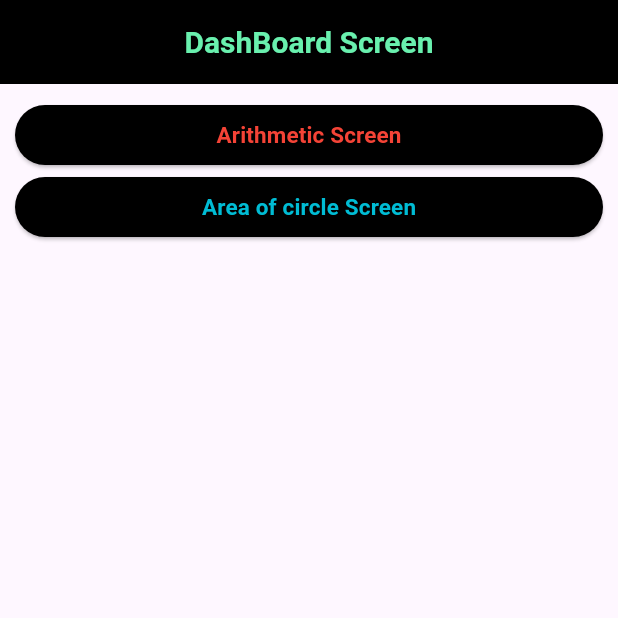
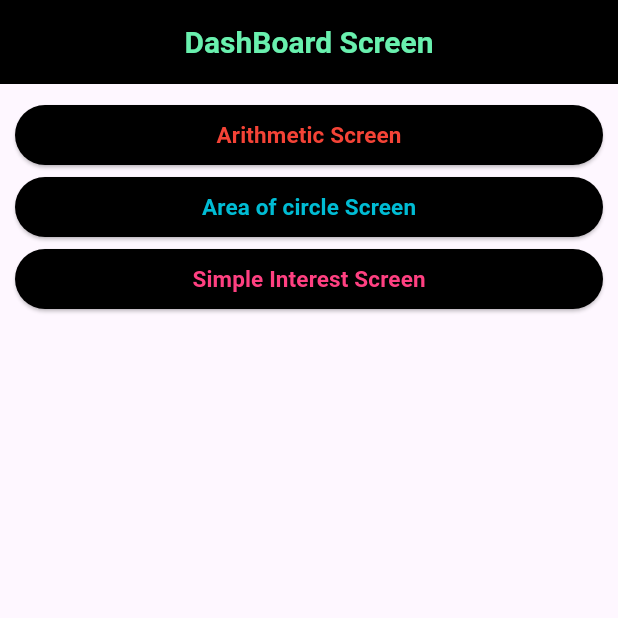
Before and after one commit to asrim10/assignment_3, a Flutter app: the screen it shows after launch, on a phone screen of 412 x 824 dp, the top half of it. Run offline on Flutter 3.47's test engine with Material 3 defaults, Android fonts, the phone set to English and light mode, and no system bars; Roboto replaces fonts that are missing (Times New Roman).

Commit message:
Simple Interest

```diff
--- a/lib/screens/dashboard_screen.dart
+++ b/lib/screens/dashboard_screen.dart
@@ -1,5 +1,6 @@
 import 'package:assignment_3/screens/area_of_circle_screen.dart';
 import 'package:assignment_3/screens/arithmetic_screen.dart';
+import 'package:assignment_3/screens/simple_interest_screen.dart';
 import 'package:flutter/material.dart';
 
 class DashboardScreen extends StatelessWidget {
@@ -69,6 +70,29 @@ class DashboardScreen extends StatelessWidget {
                 ),
               ),
             ),
+            SizedBox(
+              width: double.infinity,
+              child: ElevatedButton(
+                style: ElevatedButton.styleFrom(backgroundColor: Colors.black),
+                onPressed: () {
+                  Navigator.push(
+                    context,
+                    MaterialPageRoute(
+                      builder: (context) => SimpleInterestScreen(),
+                    ),
+                  );
+                },
+                child: Text(
+                  "Simple Interest Screen",
+                  style: TextStyle(
+                    color: Colors.pinkAccent,
+                    fontWeight: FontWeight.bold,
+                    fontSize: 15,
+                    fontFamily: "Times New Roman",
+                  ),
+                ),
+              ),
+            ),
           ],
         ),
       ),
--- a/lib/widgets/my_button.dart
+++ b/lib/widgets/my_button.dart
@@ -12,7 +12,7 @@ class MyButton extends StatelessWidget {
       width: double.infinity,
       child: ElevatedButton(
         style: ElevatedButton.styleFrom(
-          backgroundColor: Colors.cyan,
+          backgroundColor: Colors.green,
           padding: const EdgeInsets.symmetric(horizontal: 20, vertical: 10),
         ),
         onPressed: onPressed,
```
Also changed, not shown: lib/screens/area_of_circle_screen.dart (+3 -4 lines), lib/screens/simple_interest_screen.dart (added, +86 -0 lines), lib/screens/palindrome_screen.dart (added).
